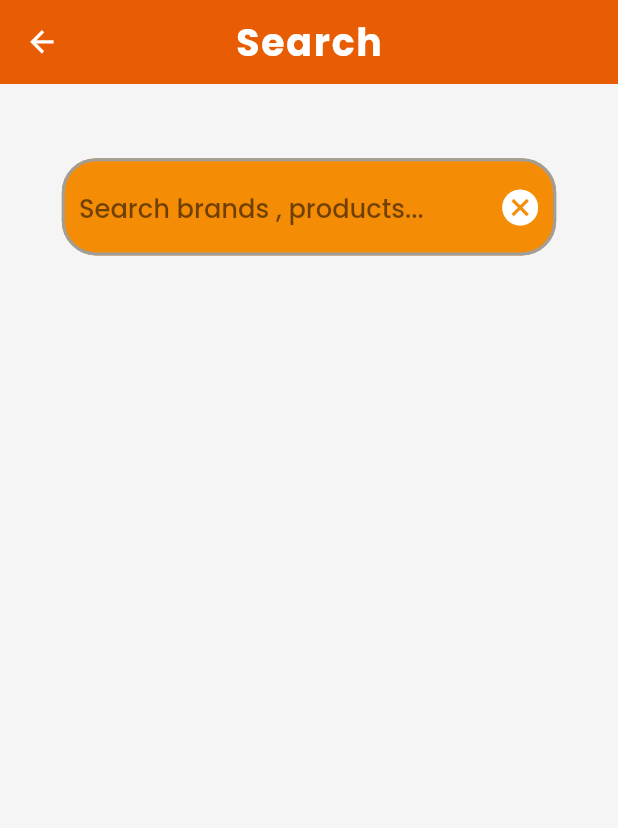
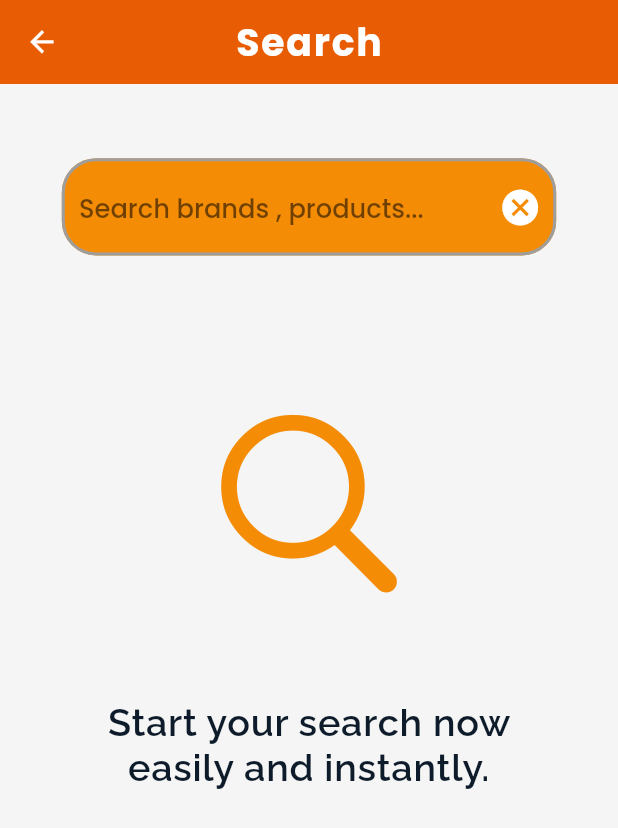
Before and after one commit to YousabSefeen/smart_shop_clean_architecture, a Flutter app: the SearchScreen screen opened directly, on a phone screen of 412 x 824 dp. Shown: the top 828 px of the screen. Run offline on Flutter 3.47's test engine with Material 2 defaults, Android fonts, the phone set to English and light mode, and no system bars; our stand-ins replace bloc, cached_network_image, carousel_slider, connectivity_plus, dartz, dio and 12 more; accounts and stored records are empty; network calls fail.

Commit message:
Added some alerts and improvements

```diff
--- a/assets/lang/ar.json
+++ b/assets/lang/ar.json
@@ -7,6 +7,9 @@
   "smartShop": "المتجر الذكي",
   "favorites": "المفضلـة",
   "search": "البحـث",
+  "searchProduct": "الرجاء إدخال اسم المنتج",
+  "productNotFount": "لم يتم العثور على المنتج أو أن اسم المنتج غير صالح",
+  "emptySearchDes":"ابدأ بحثك الآن بسهولة وعلى الفور.",
   "hintSearch": "البحث عن العلامات التجارية والمنتجات ...",
   "cart": "العربـة",
   "checkOut": "الدفـع",
--- a/assets/lang/en.json
+++ b/assets/lang/en.json
@@ -7,6 +7,9 @@
   "smartShop": "Smart Shop",
   "favorites": "Favorites",
   "search": "Search",
+  "searchProduct": "Please enter a product name",
+  "productNotFount": "The product was not found\n or the product name is invalid",
+  "emptySearchDes":"Start your search now easily and instantly.",
   "hintSearch": "Search brands , products...",
   "cart": "Cart",
   "checkOut": "Check Out",
--- a/lib/core/utils/theme and language/components/app_themes.dart
+++ b/lib/core/utils/theme and language/components/app_themes.dart
@@ -160,7 +160,7 @@ class AppThemes {
       ),
     ),
     dividerTheme: const DividerThemeData(
-      color: Colors.amber,
+      color: Colors.blue,
       thickness: 2,
     ),
     textTheme: TextTheme(
--- a/lib/features/search/presentation/ui/screens/search_screen.dart
+++ b/lib/features/search/presentation/ui/screens/search_screen.dart
@@ -1,11 +1,14 @@
+import 'package:flutter/cupertino.dart';
 import 'package:flutter/material.dart';
 import 'package:flutter_bloc/flutter_bloc.dart';
 import 'package:flutter_screenutil/flutter_screenutil.dart';
+import 'package:shop_app_clean_architecture/core/common%20presentation/widgets/custom_error_widget.dart';
 import 'package:shop_app_clean_architecture/core/utils/theme%20and%20language/components/app_localizations.dart';
 
+import '../../../../../core/common presentation/screens/empty_screen.dart';
+import '../../../../../core/common presentation/widgets/loading_grid_view.dart';
 import '../../../../../core/utils/enums/request_state.dart';
 import '../../../../../core/utils/global_constants.dart';
-import '../../../../global widgets/loading_widget.dart';
 import '../../controller/cubit/search_products_cubit.dart';
 import '../../controller/states/search_products_states.dart';
 import '../widgets/custom_search_field.dart';
@@ -28,9 +31,6 @@ class _SearchScreenState extends State<SearchScreen> {
     double height = MediaQuery.sizeOf(context).height;
     double width = MediaQuery.sizeOf(context).width;
     final searchCubit = SearchProductsCubit.object(context);
-    return BlocConsumer<SearchProductsCubit, SearchProductsStates>(
-      listener: (context, state) {},
-      builder: (context, state) {
     return Scaffold(
       appBar: AppBar(
         title: Text('search'.translate(context)),
@@ -48,38 +48,45 @@ class _SearchScreenState extends State<SearchScreen> {
                     searchCubit.searchProducts.clear();
                     setState(() {});
                   },
-                      onFieldSubmitted: (valueSearch) {
+                  onFieldSubmitted: (valueSearch) async {
                     if (valueSearch == '') {
+                      customToast(
+                        backgroundColor: Colors.red,
+                        context: context,
+                        message: 'searchProduct'.translate(context),
+                      );
+                    } else {
+                      await searchCubit.getSearchProducts(
+                        nameProduct: valueSearch.trim(),
+                      );
+
+                      if (searchCubit.searchProducts.isEmpty) {
+                        if (context.mounted) {
                           customSnackBar(
                             context: context,
-                            message: 'Please enter the value to search for',
+                            message: 'productNotFount'.translate(context),
                           );
-                        } else {
-                          searchCubit.getSearchProducts(
-                              nameProduct: valueSearch.trim());
-                          FocusScope.of(context).unfocus();
+                        }
+                      }
                     }
                   },
                   controller: _controller,
                 ),
-                    BlocConsumer<SearchProductsCubit, SearchProductsStates>(
-                        listener: (context, state) {
-                          if (state.searchProductsState == RequestState.error) {
-                            return customDialog(
-                              context: context,
-                              message: state.searchProductsErrorMessage,
-                            );
-                          }
-                        },
+                BlocBuilder<SearchProductsCubit, SearchProductsStates>(
                   buildWhen: (previous, current) =>
                       previous.searchProductsState !=
                       current.searchProductsState,
                   builder: (context, state) {
                     switch (state.searchProductsState) {
                       case RequestState.loading:
-                              return const LoadingWidgets();
+                        return const LoadingGridView();
                       case RequestState.loaded:
-                              return GridView.builder(
+                        return searchCubit.searchProducts.isEmpty
+                            ? EmptyScreen(
+                                text: 'emptySearchDes'.translate(context),
+                                icon: CupertinoIcons.search,
+                              )
+                            : GridView.builder(
                                 shrinkWrap: true,
 
                                 /// It is very important that someone else can get me an error
@@ -106,17 +113,20 @@ class _SearchScreenState extends State<SearchScreen> {
                                       searchCubit.searchProducts.length,
                                 ),
                               );
+
                       case RequestState.error:
-                              return const SizedBox();
+                        return CustomErrorWidget(
+                          errorMessage: state.searchProductsErrorMessage,
+                          errorCategoryName: 'Products Search',
+                        );
                     }
-                        }),
+                  },
+                ),
               ],
             ),
           ),
         ),
       ),
     );
-      },
-    );
   }
 }
```
Lines whose indentation alone changed are shown as unchanged.
